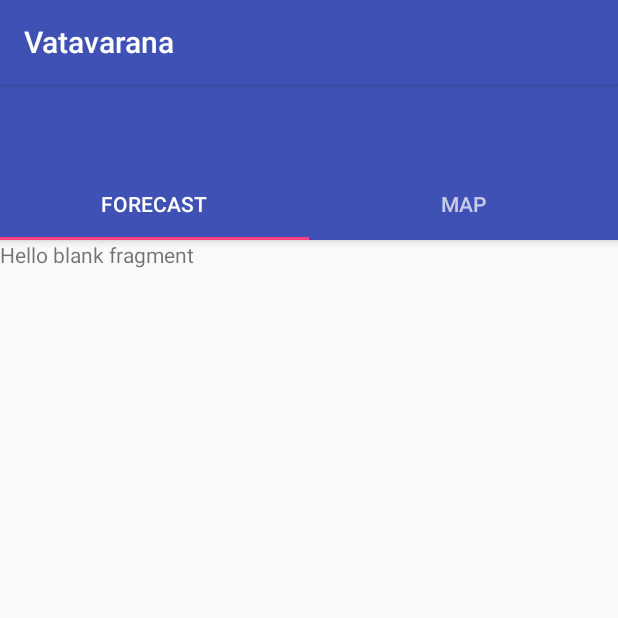
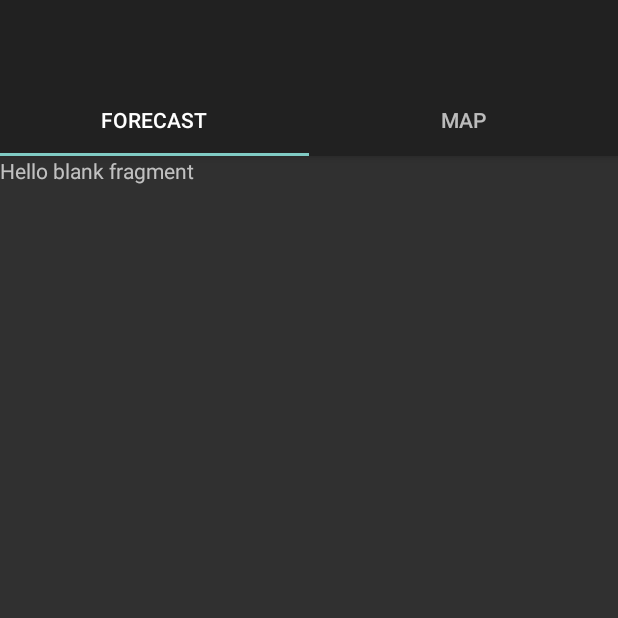
Before and after one commit to pravinkandala/Vatavarana, an Android app: the screen it shows after launch (BaseActivity), on a phone screen of 412 x 824 dp, the top half of it. Run offline under Robolectric (Android 15) with nearby library versions, the phone set to English and light mode, and no system bars.

Commit message:
displayed dialog - weather obersation and changed app look(NoActionBar)

```diff
--- a/app/src/main/AndroidManifest.xml
+++ b/app/src/main/AndroidManifest.xml
@@ -7,7 +7,7 @@
         android:icon="@mipmap/ic_launcher"
         android:label="@string/app_name"
         android:supportsRtl="true"
-        android:theme="@style/AppTheme">
+        android:theme="@style/Theme.Holo.NoActionBar">
 
         <uses-permission android:name="android.permission.INTERNET" />
         <uses-permission android:name="android.permission.ACCESS_NETWORK_STATE" />
--- a/app/src/main/java/io/pk/vatavarana/fragment/PageTwo.java
+++ b/app/src/main/java/io/pk/vatavarana/fragment/PageTwo.java
@@ -6,7 +6,6 @@ import android.support.v4.app.Fragment;
 import android.view.LayoutInflater;
 import android.view.View;
 import android.view.ViewGroup;
-import android.widget.Toast;
 
 import com.google.android.gms.maps.GoogleMap;
 import com.google.android.gms.maps.MapView;
@@ -15,6 +14,7 @@ import com.google.android.gms.maps.OnMapReadyCallback;
 import com.google.android.gms.maps.model.LatLng;
 
 import io.pk.vatavarana.R;
+import io.pk.vatavarana.service.WeatherDisplayService;
 
 import static io.pk.vatavarana.R.id.mapView;
 
@@ -72,7 +72,9 @@ public class PageTwo extends Fragment implements OnMapReadyCallback{
             @Override
             public void onMapLongClick(LatLng latLng) {
 
-                Toast.makeText(view.getContext(), "working" + latLng.longitude, Toast.LENGTH_SHORT).show();
+                WeatherDisplayService weather = new  WeatherDisplayService();
+
+                weather.displayWeatherInfoDialog(view.getContext(),latLng);
             }
         });
     }
--- a/app/src/main/res/values/styles.xml
+++ b/app/src/main/res/values/styles.xml
@@ -8,4 +8,6 @@
         <item name="colorAccent">@color/colorAccent</item>
     </style>
 
+    <style name="Theme.Holo.NoActionBar" parent="Theme.AppCompat.NoActionBar" />
+
 </resources>
```
